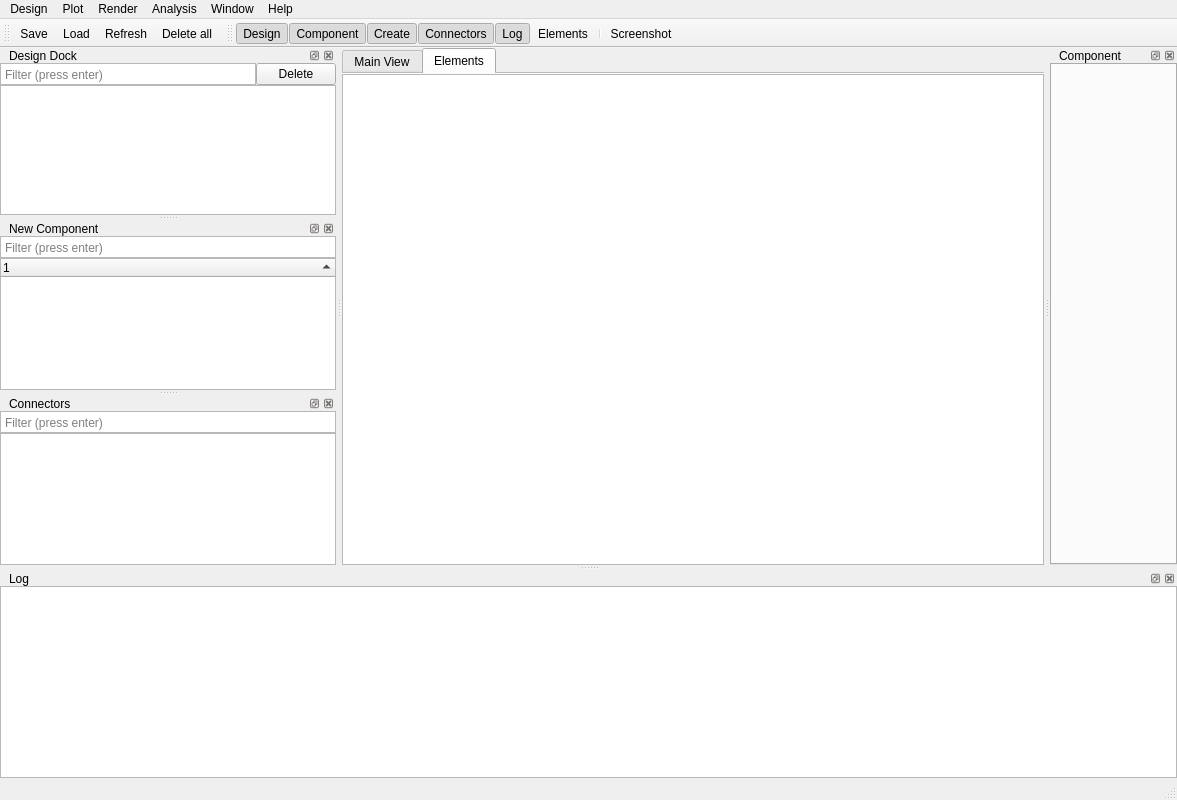
qiskit-community/qiskit-metal, file qiskit_metal/_gui/main_window_ui.ui: the form before one commit.
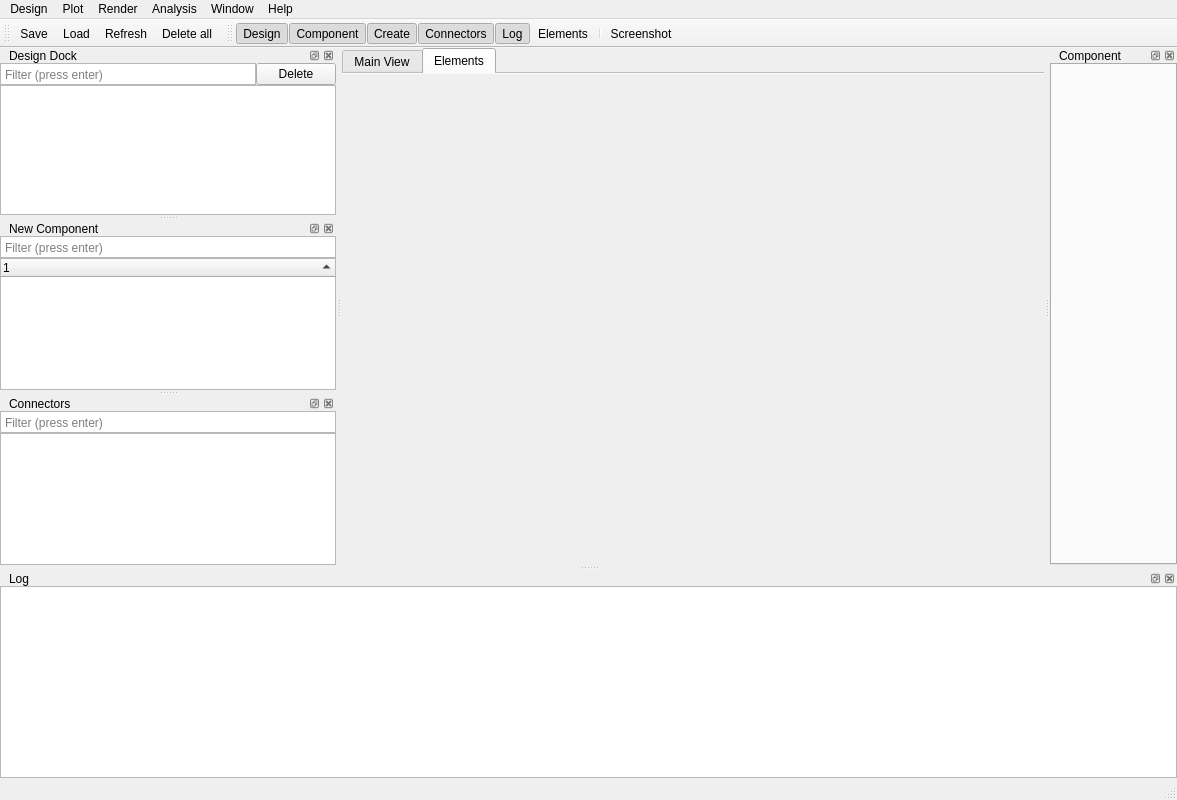
The form after the commit. The open tabs and pages were chosen to show the change. Icons and pictures are not drawn. Custom widgets are drawn as their Qt base class.

Commit message: Fully working element table basics with MVC model

Patch:
```diff
--- a/qiskit_metal/_gui/main_window_ui.ui
+++ b/qiskit_metal/_gui/main_window_ui.ui
@@ -167,9 +167,6 @@
         <property name="bottomMargin">
          <number>0</number>
         </property>
-        <item>
-         <widget class="QTableView" name="tableElements"/>
-        </item>
        </layout>
       </widget>
      </widget>
```
Left out of the diff: 13 changed lines with no effect on the pictures. The commit also changes 13 other files.
